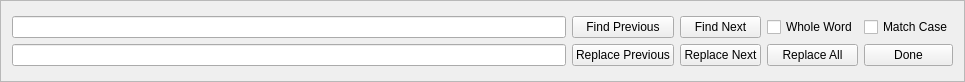
The window that src/propelleride/forms/finder_flat.ui (parallaxinc/PropellerIDE) describes before a commit, drawn with Qt 5.
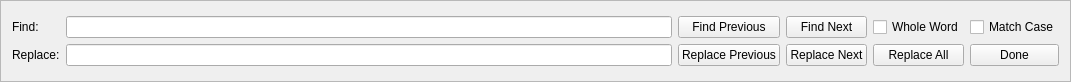
The same window after the commit.

```diff
--- a/src/propelleride/forms/finder_flat.ui
+++ b/src/propelleride/forms/finder_flat.ui
@@ -6,7 +6,7 @@
    <rect>
     <x>0</x>
     <y>0</y>
-    <width>965</width>
+    <width>1071</width>
     <height>82</height>
    </rect>
   </property>
@@ -34,7 +34,7 @@
   <layout class="QVBoxLayout" name="verticalLayout">
    <item>
     <layout class="QGridLayout" name="gridLayout">
-     <item row="0" column="0">
+     <item row="0" column="1">
       <widget class="QLineEdit" name="findEdit">
        <property name="minimumSize">
         <size>
@@ -44,59 +44,59 @@
        </property>
       </widget>
      </item>
-     <item row="0" column="1">
+     <item row="0" column="2">
       <widget class="QPushButton" name="findPrevious">
        <property name="text">
         <string>Find Previous</string>
        </property>
       </widget>
      </item>
-     <item row="0" column="2">
+     <item row="0" column="3">
       <widget class="QPushButton" name="findNext">
        <property name="text">
         <string>Find Next</string>
        </property>
       </widget>
      </item>
-     <item row="0" column="3">
+     <item row="0" column="4">
       <widget class="QCheckBox" name="wholeWord">
        <property name="text">
         <string>Whole Word</string>
        </property>
       </widget>
      </item>
-     <item row="0" column="4">
+     <item row="0" column="5">
       <widget class="QCheckBox" name="matchCase">
        <property name="text">
         <string>Match Case</string>
        </property>
       </widget>
      </item>
-     <item row="1" column="0">
-      <widget class="QLineEdit" name="replaceEdit"/>
-     </item>
      <item row="1" column="1">
+      <widget class="QLineEdit" name="replaceEdit"/>
+     </item>
+     <item row="1" column="2">
       <widget class="QPushButton" name="replacePrevious">
        <property name="text">
         <string>Replace Previous</string>
        </property>
       </widget>
      </item>
-     <item row="1" column="2">
+     <item row="1" column="3">
       <widget class="QPushButton" name="replaceNext">
        <property name="text">
         <string>Replace Next</string>
        </property>
       </widget>
      </item>
-     <item row="1" column="3">
+     <item row="1" column="4">
       <widget class="QPushButton" name="replaceAll">
        <property name="text">
         <string>Replace All</string>
        </property>
       </widget>
      </item>
-     <item row="1" column="4">
+     <item row="1" column="5">
       <widget class="QPushButton" name="doneButton">
        <property name="sizePolicy">
         <sizepolicy hsizetype="Minimum" vsizetype="Fixed">
@@ -109,6 +109,20 @@
        </property>
       </widget>
      </item>
+     <item row="0" column="0">
+      <widget class="QLabel" name="findLabel">
+       <property name="text">
+        <string>Find:</string>
+       </property>
+      </widget>
+     </item>
+     <item row="1" column="0">
+      <widget class="QLabel" name="replaceLabel">
+       <property name="text">
+        <string>Replace:</string>
+       </property>
+      </widget>
+     </item>
     </layout>
    </item>
   </layout>
```
